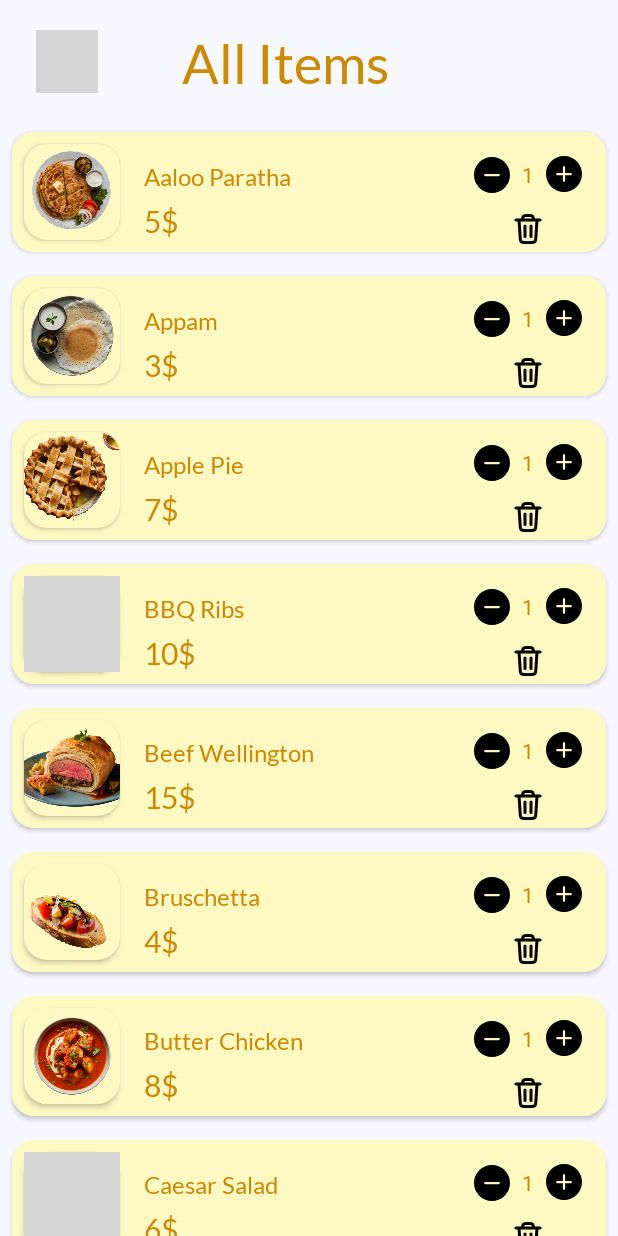
After one commit to vaibhavk10/AdminEatSphere, an Android app: the AllItemActivity screen opened directly, with no data from a screen before it, on a phone screen of 412 x 824 dp. The commit adds this screen. Run offline under Robolectric (Android 15) with nearby library versions, the phone set to English and light mode, and no system bars; grey boxes are pictures that could not be loaded.

Commit message:
First Commit

```diff
--- a/app/src/main/java/com/example/admineatsphere/AddItemActivity.kt
+++ b/app/src/main/java/com/example/admineatsphere/AddItemActivity.kt
@@ -19,8 +19,12 @@ class AddItemActivity : AppCompatActivity() {
     override fun onCreate(savedInstanceState: Bundle?) {
         super.onCreate(savedInstanceState)
         setContentView(binding.root)
-        binding.selectedImage.setOnClickListener {
+        binding.itemImageLabel.setOnClickListener {
             pickImage.launch(PickVisualMediaRequest(ActivityResultContracts.PickVisualMedia.ImageOnly))
+        }
+
+        binding.backButton.setOnClickListener{
+            finish()
         }
     }
 
--- /dev/null
+++ b/app/src/main/java/com/example/admineatsphere/AllItemActivity.kt
@@ -0,0 +1,50 @@
+package com.example.admineatsphere
+
+import android.os.Bundle
+import androidx.activity.enableEdgeToEdge
+import androidx.appcompat.app.AppCompatActivity
+import androidx.constraintlayout.helper.widget.Carousel.Adapter
+import androidx.core.view.ViewCompat
+import androidx.core.view.WindowInsetsCompat
+import androidx.recyclerview.widget.LinearLayoutManager
+import com.example.admineatsphere.adapter.AddItemAdapter
+import com.example.admineatsphere.databinding.ActivityAddItemBinding
+import com.example.admineatsphere.databinding.ActivityAllItemBinding
+
+class AllItemActivity : AppCompatActivity() {
+    private val binding: ActivityAllItemBinding by lazy {
+        ActivityAllItemBinding.inflate(layoutInflater)
+    }
+
+    override fun onCreate(savedInstanceState: Bundle?) {
+        super.onCreate(savedInstanceState)
+       setContentView(binding.root)
+
+        val menuFoodName = listOf("Aaloo Paratha", "Appam", "Apple Pie", "BBQ Ribs", "Beef Wellington", "Bruschetta", "Butter Chicken", "Caesar Salad", "Chicken Burger", "Chicken Wings", "Chole Bhature", "Creme Brulee", "Dal Makhni", "Dosa", "French Fries", "Fried Chicken", "Grilled Chicken", "Gulab Jamun", "Hot Dog", "Kadhai Chicken", "Lasagna", "Lassi", "Mac and Cheese", "Mashed Potatoes", "Medu Vada", "Moussaka", "Mysore Pak", "Naan", "Neer Dosa", "Palak Paneer", "Pancakes", "Paneer Butter Masala", "Pasta", "Pesarattu", "Pongal", "Quiche", "Rasam", "Risotto", "Rogan Josh", "Sambhar Rice", "Steak", "Stuffed Pepper", "Tandoori Chicken", "Tiramisu", "Uttapam", "Vada", "Veg Burger")
+        val menuPrice = listOf("5$", "3$", "7$", "10$", "15$", "4$", "8$", "6$", "5$", "6$", "4$", "7$", "6$", "3$", "2$", "9$", "10$", "4$", "5$", "8$", "7$", "2$", "5$", "3$", "2$", "9$", "4$", "1$", "3$", "7$", "5$", "8$", "6$", "3$", "4$", "7$", "2$", "9$", "10$", "6$", "15$", "7$", "10$", "6$", "4$", "2$", "5$")
+        val menuImages = listOf(
+            R.drawable.aaloparatha, R.drawable.appam, R.drawable.applepie, R.drawable.bbqribs,
+            R.drawable.beefwelington, R.drawable.buscheta, R.drawable.butterchicken,
+            R.drawable.caesarsalad, R.drawable.chickenburger, R.drawable.chickenwings,
+            R.drawable.cholebhature, R.drawable.cremebrule, R.drawable.dalmakhni, R.drawable.dosa,
+            R.drawable.frenchfries, R.drawable.friedchicken, R.drawable.grilledchicken,
+            R.drawable.gulabjamun, R.drawable.hotdog, R.drawable.kadhaichicken, R.drawable.lasgna,
+            R.drawable.lassi, R.drawable.macandcheese, R.drawable.mashedpotatoes,
+            R.drawable.meduvada, R.drawable.moussaka, R.drawable.mysorepak, R.drawable.naan,
+            R.drawable.neerdosa, R.drawable.palakpanner, R.drawable.pancakes,
+            R.drawable.paneerbuttermasala, R.drawable.pasta, R.drawable.pesarattu,
+            R.drawable.pongal, R.drawable.quiche, R.drawable.rasam, R.drawable.risotto,
+            R.drawable.roganjosh, R.drawable.sambharrice, R.drawable.steak, R.drawable.stuffedpepper,
+            R.drawable.tandorichicken, R.drawable.tiramisu, R.drawable.uttapam, R.drawable.vada,
+            R.drawable.vegburger
+        )
+        val adapter = AddItemAdapter(ArrayList(menuFoodName),ArrayList(menuPrice),ArrayList(menuImages))
+        binding.MenuRecyclerView.layoutManager = LinearLayoutManager(this)
+        binding.MenuRecyclerView.adapter=adapter
+
+        binding.backButton.setOnClickListener{
+            finish()
+        }
+    }
+
+}
--- a/app/src/main/java/com/example/admineatsphere/MainActivity.kt
+++ b/app/src/main/java/com/example/admineatsphere/MainActivity.kt
@@ -20,5 +20,9 @@ class MainActivity : AppCompatActivity() {
             val intent = Intent(this, AddItemActivity::class.java)
             startActivity(intent)
         }
+        binding.allItemMenu.setOnClickListener{
+            val intent = Intent(this, AllItemActivity::class.java)
+            startActivity(intent)
+        }
     }
 }
--- /dev/null
+++ b/app/src/main/java/com/example/admineatsphere/adapter/AddItemAdapter.kt
@@ -0,0 +1,71 @@
+package com.example.admineatsphere.adapter
+
+import android.view.LayoutInflater
+import android.view.ViewGroup
+import androidx.recyclerview.widget.RecyclerView
+import com.example.admineatsphere.databinding.ItemItemBinding
+
+class AddItemAdapter (
+    private val menuItemName: ArrayList<String>,
+private val menuItemPrice: ArrayList<String>,
+private val menuItemImage: ArrayList<Int>
+) : RecyclerView.Adapter<AddItemAdapter.AddItemViewHolder>() {
+
+    private val itemQuantities = IntArray(menuItemName.size){1}
+
+    override fun onCreateViewHolder(parent: ViewGroup, viewType: Int): AddItemViewHolder {
+        val binding = ItemItemBinding.inflate(LayoutInflater.from(parent.context),parent,false)
+        return AddItemViewHolder(binding)
+    }
+
+
+    override fun onBindViewHolder(holder: AddItemViewHolder, position: Int) {
+        holder.bind(position)
+    }
+    override fun getItemCount(): Int= menuItemName.size;
+
+    inner class AddItemViewHolder(private val binding:ItemItemBinding):RecyclerView.ViewHolder(binding.root) {
+        fun bind(position: Int) {
+            binding.apply {
+                val quantity = itemQuantities[position]
+             itemNameTextView.text=menuItemName[position]
+                itemPriceTextView.text=menuItemPrice[position]
+                itemImageView.setImageResource(menuItemImage[position])
+     quantityTextView.text=quantity.toString()
+               decrementButton.setOnClickListener{
+                   decreaseQuantity(position)
+               }
+                incrementButton.setOnClickListener{
+                    increaseQuantity(position)
+                }
+                deleteButton.setOnClickListener{
+                    deleteQuantity(position)
+                }
+            }
+        }
+
+        private fun deleteQuantity(position: Int) {
+            menuItemName.removeAt(position)
+            menuItemPrice.removeAt(position)
+            menuItemImage.removeAt(position)
+            notifyItemRemoved(position)
+            notifyItemRangeChanged(position, menuItemName.size)
+        }
+
+        private fun increaseQuantity(position: Int) {
+            if (itemQuantities[position] < 10) {
+                itemQuantities[position]++
+                binding.quantityTextView.text = itemQuantities[position].toString()
+            }
+        }
+
+
+        private fun decreaseQuantity(position: Int) {
+            if (itemQuantities[position] > 1) {
+                itemQuantities[position]--
+                binding.quantityTextView.text = itemQuantities[position].toString()
+            }
+        }
+
+    }
+}
--- /dev/null
+++ b/app/src/main/res/layout/activity_all_item.xml
@@ -0,0 +1,47 @@
+<?xml version="1.0" encoding="utf-8"?>
+<androidx.constraintlayout.widget.ConstraintLayout xmlns:android="http://schemas.android.com/apk/res/android"
+    xmlns:app="http://schemas.android.com/apk/res-auto"
+    xmlns:tools="http://schemas.android.com/tools"
+    android:id="@+id/main"
+    android:layout_width="match_parent"
+    android:layout_height="match_parent"
+    tools:context=".AllItemActivity"
+    android:background="#F8F9FF">
+
+    <ImageButton
+        android:id="@+id/backButton"
+        android:layout_width="41dp"
+        android:layout_height="42dp"
+        android:layout_marginStart="24dp"
+        android:layout_marginTop="20dp"
+        android:background="@android:color/transparent"
+        android:src="@drawable/leftarrowsv"
+        app:layout_constraintStart_toStartOf="parent"
+        app:layout_constraintTop_toTopOf="parent"
+        app:tint="#CA8A04" />
+
+    <TextView
+        android:id="@+id/titleText"
+        android:layout_width="wrap_content"
+        android:layout_height="wrap_content"
+        android:layout_marginStart="56dp"
+        android:layout_marginTop="20dp"
+        android:fontFamily="@font/latoregular"
+        android:text="All Items"
+        android:textColor="#CA8A04"
+        android:textSize="36sp"
+        app:layout_constraintStart_toEndOf="@id/backButton"
+        app:layout_constraintTop_toTopOf="parent" />
+
+    <androidx.recyclerview.widget.RecyclerView
+        android:id="@+id/MenuRecyclerView"
+        android:layout_width="0dp"
+        android:layout_height="0dp"
+        android:layout_marginTop="16dp"
+        app:layout_constraintBottom_toBottomOf="parent"
+        app:layout_constraintEnd_toEndOf="parent"
+        app:layout_constraintStart_toStartOf="parent"
+        app:layout_constraintTop_toBottomOf="@+id/titleText"
+        tools:listitem="@layout/item_item"/>
+
+</androidx.constraintlayout.widget.ConstraintLayout>
--- /dev/null
+++ b/app/src/main/res/layout/item_item.xml
@@ -0,0 +1,119 @@
+<?xml version="1.0" encoding="utf-8"?>
+<androidx.constraintlayout.widget.ConstraintLayout xmlns:android="http://schemas.android.com/apk/res/android"
+    xmlns:app="http://schemas.android.com/apk/res-auto"
+    xmlns:tools="http://schemas.android.com/tools"
+    android:layout_width="match_parent"
+    android:layout_height="wrap_content">
+
+    <androidx.cardview.widget.CardView
+        android:layout_width="0dp"
+        android:layout_height="wrap_content"
+        app:cardCornerRadius="15dp"
+        android:elevation="2dp"
+        android:layout_marginTop="8dp"
+        android:layout_marginBottom="8dp"
+        android:layout_marginStart="8dp"
+        android:layout_marginEnd="8dp"
+        app:layout_constraintBottom_toBottomOf="parent"
+        app:layout_constraintEnd_toEndOf="parent"
+        app:layout_constraintStart_toStartOf="parent"
+        app:layout_constraintTop_toTopOf="parent">
+
+        <androidx.constraintlayout.widget.ConstraintLayout
+            android:background="#FEF9C3"
+            android:layout_width="match_parent"
+            android:layout_height="match_parent">
+
+            <androidx.cardview.widget.CardView
+                android:id="@+id/itemImageCardView"
+                android:layout_width="wrap_content"
+                android:layout_height="wrap_content"
+                android:layout_marginStart="8dp"
+                android:layout_marginTop="8dp"
+                android:layout_marginBottom="8dp"
+                app:cardCornerRadius="15dp"
+                app:cardBackgroundColor="#FEF9C3"
+                app:layout_constraintBottom_toBottomOf="parent"
+                app:layout_constraintStart_toStartOf="parent"
+                app:layout_constraintTop_toTopOf="parent">
+
+                <ImageView
+                    android:id="@+id/itemImageView"
+                    android:layout_width="64dp"
+                    android:layout_height="64dp"
+                    android:scaleType="centerCrop"
+                    android:src="@drawable/lasgna"
+                    android:layout_gravity="center" />
+            </androidx.cardview.widget.CardView>
+
+            <TextView
+                android:id="@+id/itemNameTextView"
+                android:layout_width="wrap_content"
+                android:layout_height="wrap_content"
+                android:layout_marginStart="16dp"
+                android:layout_marginTop="12dp"
+                android:fontFamily="@font/latoregular"
+                android:text="Spicy"
+                android:textColor="#CA8A04"
+                android:textSize="16sp"
+                app:layout_constraintStart_toEndOf="@id/itemImageCardView"
+                app:layout_constraintTop_toTopOf="@id/itemImageCardView" />
+
+            <TextView
+                android:id="@+id/itemPriceTextView"
+                android:layout_width="wrap_content"
+                android:layout_height="wrap_content"
+                android:layout_marginStart="16dp"
+                android:fontFamily="@font/latoregular"
+                android:text="$ 4"
+                android:textColor="#CA8A04"
+                android:textSize="20sp"
+                app:layout_constraintBottom_toBottomOf="@id/itemImageCardView"
+                app:layout_constraintStart_toEndOf="@id/itemImageCardView" />
+
+            <ImageButton
+                android:id="@+id/decrementButton"
+                android:layout_width="wrap_content"
+                android:layout_height="wrap_content"
+                android:src="@drawable/minus"
+                android:layout_marginEnd="8dp"
+                android:background="@android:color/transparent"
+                app:layout_constraintBottom_toBottomOf="@id/quantityTextView"
+                app:layout_constraintEnd_toStartOf="@id/quantityTextView"
+                app:layout_constraintTop_toTopOf="@id/quantityTextView" />
+
+            <ImageButton
+                android:id="@+id/incrementButton"
+                android:layout_width="wrap_content"
+                android:layout_height="wrap_content"
+                android:src="@drawable/plus"
+                android:layout_marginEnd="16dp"
+                android:layout_marginTop="16dp"
+                android:background="@android:color/transparent"
+                app:layout_constraintEnd_toEndOf="parent"
+                app:layout_constraintTop_toTopOf="parent" />
+
+            <TextView
+                android:id="@+id/quantityTextView"
+                android:layout_width="wrap_content"
+                android:layout_height="wrap_content"
+                android:text="10"
+                android:textColor="#CA8A04"
+                android:layout_marginEnd="8dp"
+                app:layout_constraintBottom_toBottomOf="@id/incrementButton"
+                app:layout_constraintEnd_toStartOf="@id/incrementButton"
+                app:layout_constraintTop_toTopOf="@id/incrementButton" />
+
+            <ImageButton
+                android:id="@+id/deleteButton"
+                android:layout_width="wrap_content"
+                android:layout_height="wrap_content"
+                android:layout_marginTop="12dp"
+                android:layout_marginEnd="24dp"
+                android:background="@android:color/transparent"
+                android:src="@drawable/trash"
+                app:layout_constraintEnd_toEndOf="@id/incrementButton"
+                app:layout_constraintTop_toBottomOf="@id/decrementButton" />
+        </androidx.constraintlayout.widget.ConstraintLayout>
+    </androidx.cardview.widget.CardView>
+</androidx.constraintlayout.widget.ConstraintLayout>
--- a/build.gradle.kts
+++ b/build.gradle.kts
@@ -1,5 +1,4 @@
-// Top-level build file where you can add configuration options common to all sub-projects/modules.
 plugins {
-    alias(libs.plugins.android.application) apply false
-    alias(libs.plugins.jetbrains.kotlin.android) apply false
+    id("com.android.application") version "8.2.2" apply false
+    id("org.jetbrains.kotlin.android") version "1.9.22" apply false
 }
--- a/gradle/libs.versions.toml
+++ b/gradle/libs.versions.toml
@@ -1,6 +1,6 @@
 [versions]
-agp = "8.5.2"
-kotlin = "1.9.0"
+agp = "8.2.2"
+kotlin = "1.9.22"
 coreKtx = "1.13.1"
 junit = "4.13.2"
 junitVersion = "1.2.1"
```
Also changed, not shown: app/build.gradle.kts (+12 -11 lines), app/src/main/AndroidManifest.xml (+7 -2 lines), app/src/main/java/com/example/admineatsphere/OutForDeliveryActivity.kt (added, +20 -0 lines), app/src/main/res/drawable/edittextshape.xml (+5 -2 lines), app/src/main/res/layout/activity_add_item.xml (+4 -4 lines), app/src/main/res/layout/activity_main.xml (+51 -43 lines), app/src/main/res/layout/activity_out_for_delivery.xml (added, +46 -0 lines), app/src/main/res/layout/delivery_item.xml (added, +60 -0 lines).
